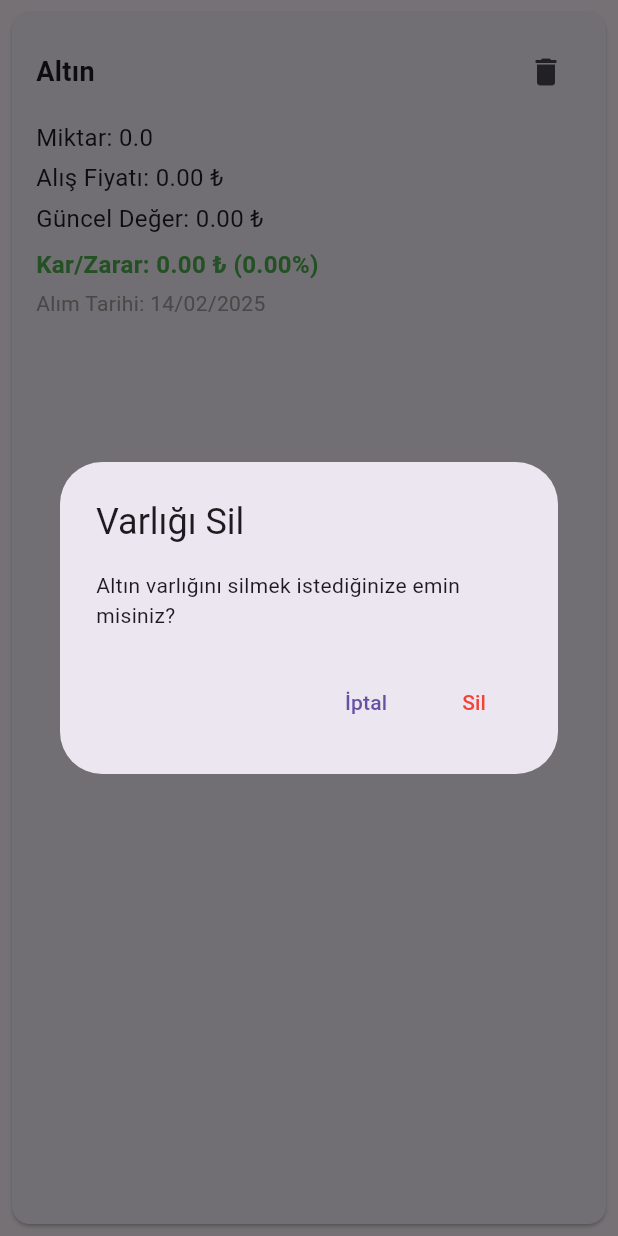
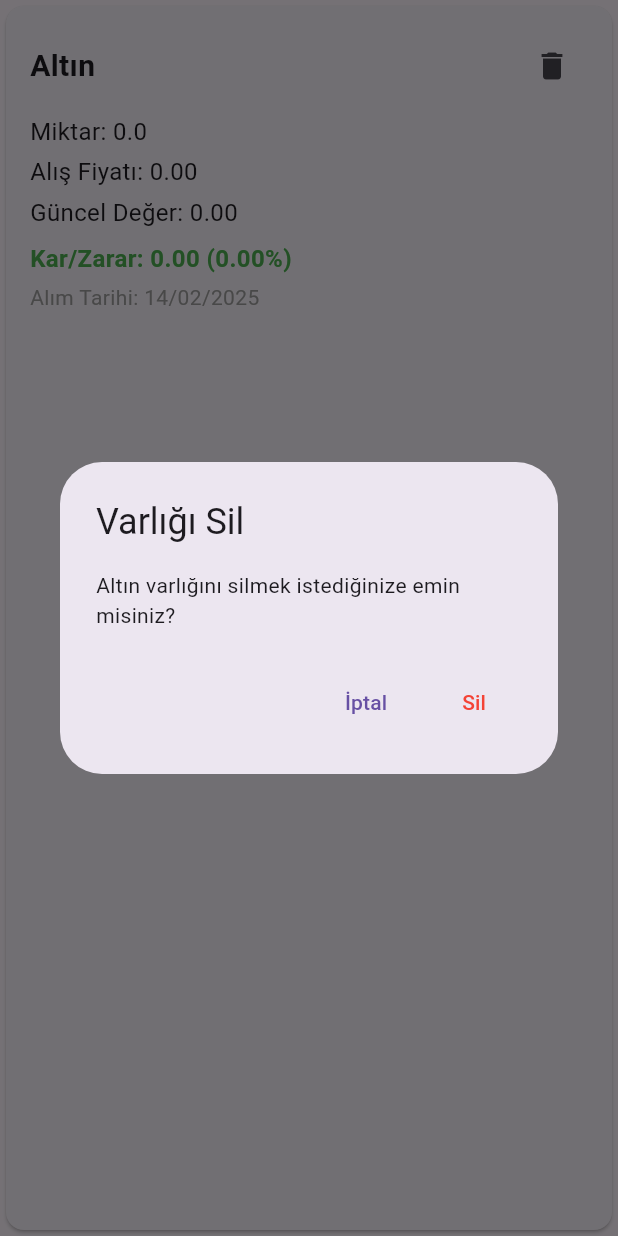
Before and after one commit to ErenBal1/AssetTracker, a Flutter app: the AssetCard widget shown alone on an empty page, opened directly with empty values, after a tap on the "delete" icon, on a phone screen of 412 x 824 dp. Run offline on Flutter 3.47's test engine with Material 3 defaults, Android fonts, the phone set to English and light mode, and no system bars; our stand-ins replace cloud_firestore, equatable, firebase_auth, firebase_core, flutter_bloc; accounts and stored records are empty; generated files the repository leaves out were written again.

Commit message:
add asset card components and improve error handling in MyAssetsView

```diff
--- a/asset_tracker_app/lib/localization/strings.dart
+++ b/asset_tracker_app/lib/localization/strings.dart
@@ -130,4 +130,23 @@ class LocalStrings {
   static const pleaseSelectDate = 'Lütfen bir tarih seçin';
   static const assetAddedSuccessfully = 'Varlık başarıyla eklendi';
   static const errorOccurred = 'Hata oluştu: ';
+  static const smthWentWrongError =
+      "Bir şeyler yanlış gitti. Lütfen daha sonra tekrar deneyin.";
+  static const unableToLoadAssetsError =
+      "Varlıklar yüklenemiyor. Lütfen tekrar deneyin.";
+  static const noAssetsAddedYet = 'Henüz varlık eklenmedi.';
+
+  //my_assets_card
+  static const amount = 'Miktar: ';
+  static const purchasePrice = 'Alış Fiyatı: ';
+  static const purchaseDateLabel = 'Alım Tarihi: ';
+  static const deleteAsset = 'Varlığı Sil';
+  static const deleteAssetConfirmation =
+      ' varlığını silmek istediğinize emin misiniz?';
+  static const cancel = 'İptal';
+  static const assetDeletedSuccessfully = 'Varlık başarıyla silindi';
+  static const assetCurrentValue = "Güncel Değer: ";
+  static const profitLoss = 'Kar/Zarar: ';
+  static const deleteAssetFailed = 'Varlık silme başarısız: ';
+  static const delete = 'Sil';
 }
--- a/asset_tracker_app/lib/utils/constants/theme/constant_gap_sizes.dart
+++ b/asset_tracker_app/lib/utils/constants/theme/constant_gap_sizes.dart
@@ -2,6 +2,7 @@ import 'package:asset_tracker_app/utils/constants/theme/constant_sizes.dart';
 import 'package:flutter/material.dart';
 
 class GapSize extends SizedBox {
+  const GapSize.xxs({super.key}) : super(height: ConstantSizes.gapXXS);
   const GapSize.extraSmall({super.key})
       : super(height: ConstantSizes.gapExtraSmall);
 
--- a/asset_tracker_app/lib/utils/constants/theme/constant_sizes.dart
+++ b/asset_tracker_app/lib/utils/constants/theme/constant_sizes.dart
@@ -41,6 +41,10 @@ class ConstantSizes {
 
   ///Sizedbox gap sizes
   ///
+  ///
+  /// 4.0
+  static const double gapXXS = 4.0;
+
   ///8.0
   static const double gapExtraSmall = 8.0;
 
--- a/asset_tracker_app/lib/utils/constants/theme/constant_text_styles.dart
+++ b/asset_tracker_app/lib/utils/constants/theme/constant_text_styles.dart
@@ -36,4 +36,19 @@ class ConstantTextStyles {
 
   static const TextStyle priceText = TextStyle(fontWeight: FontWeight.w500);
   static const TextStyle assetText = TextStyle(fontWeight: FontWeight.bold);
+
+  // My Assets View
+  static const TextStyle assetNameLabel = TextStyle(
+    fontSize: ConstantSizes.textXL,
+    fontWeight: FontWeight.bold,
+  );
+
+  static const TextStyle assetCardInfoTexts = TextStyle(
+    fontSize: ConstantSizes.textLarge,
+  );
+
+  static const TextStyle assetCardPurchaseDateText = TextStyle(
+    fontSize: ConstantSizes.textMedium,
+    color: Colors.grey,
+  );
 }
--- a/asset_tracker_app/lib/view/my_assets_view.dart
+++ b/asset_tracker_app/lib/view/my_assets_view.dart
@@ -24,10 +24,18 @@ class _MyAssetsViewState extends State<MyAssetsView> with MyAssetsViewMixin {
         builder: (context, haremAltinState) {
           if (haremAltinState is HaremAltinDataLoaded) {
             return MyAssetsCardListView(haremAltinState: haremAltinState);
+          } else if (haremAltinState is HaremAltinDataLoading) {
+            return const Center(
+              child: CircularProgressIndicator(),
+            );
+          } else if (haremAltinState is HaremAltinError) {
+            return const Center(
+              child: Text(LocalStrings.unableToLoadAssetsError),
+            );
           }
 
           return const Center(
-            child: Text("burda sıkıntı var 2."),
+            child: Text(LocalStrings.smthWentWrongError),
           );
         },
       ),
--- /dev/null
+++ b/asset_tracker_app/lib/widgets/my_assets_view/asset_card/asset_card_info_text.dart
@@ -0,0 +1,19 @@
+import 'package:asset_tracker_app/utils/constants/theme/constant_text_styles.dart';
+import 'package:flutter/material.dart';
+
+class AssetCardInfoText extends StatelessWidget {
+  const AssetCardInfoText({
+    super.key,
+    required this.text,
+  });
+
+  final String text;
+
+  @override
+  Widget build(BuildContext context) {
+    return Text(
+      text,
+      style: ConstantTextStyles.assetCardInfoTexts,
+    );
+  }
+}
--- /dev/null
+++ b/asset_tracker_app/lib/widgets/my_assets_view/asset_card/asset_name_label.dart
@@ -0,0 +1,20 @@
+import 'package:asset_tracker_app/models/user_asset.dart';
+import 'package:asset_tracker_app/utils/constants/theme/constant_text_styles.dart';
+import 'package:flutter/material.dart';
+
+class AssetNameLabel extends StatelessWidget {
+  const AssetNameLabel({
+    super.key,
+    required this.asset,
+  });
+
+  final UserAsset asset;
+
+  @override
+  Widget build(BuildContext context) {
+    return Text(
+      asset.type.displayName,
+      style: ConstantTextStyles.assetNameLabel,
+    );
+  }
+}
--- /dev/null
+++ b/asset_tracker_app/lib/widgets/my_assets_view/asset_card/delete_asset_button.dart
@@ -0,0 +1,25 @@
+import 'package:asset_tracker_app/models/user_asset.dart';
+import 'package:asset_tracker_app/widgets/my_assets_view/asset_card/delete_button_alert_dialog.dart';
+import 'package:flutter/material.dart';
+
+class DeleteAssetButton extends StatelessWidget {
+  const DeleteAssetButton({
+    super.key,
+    required this.asset,
+  });
+
+  final UserAsset asset;
+
+  @override
+  Widget build(BuildContext context) {
+    return IconButton(
+      icon: const Icon(Icons.delete),
+      onPressed: () {
+        showDialog(
+          context: context,
+          builder: (context) => DeleteButtonAlertDialog(asset: asset),
+        );
+      },
+    );
+  }
+}
--- /dev/null
+++ b/asset_tracker_app/lib/widgets/my_assets_view/asset_card/delete_button_alert_dialog.dart
@@ -0,0 +1,54 @@
+import 'package:asset_tracker_app/localization/strings.dart';
+import 'package:asset_tracker_app/models/user_asset.dart';
+import 'package:asset_tracker_app/repositories/user_asset_repository.dart';
+import 'package:flutter/material.dart';
+import 'package:flutter_bloc/flutter_bloc.dart';
+
+class DeleteButtonAlertDialog extends StatelessWidget {
+  const DeleteButtonAlertDialog({
+    super.key,
+    required this.asset,
+  });
+
+  final UserAsset asset;
+
+  @override
+  Widget build(BuildContext context) {
+    return AlertDialog(
+      title: const Text(LocalStrings.deleteAsset),
+      content:
+          Text(asset.type.displayName + LocalStrings.deleteAssetConfirmation),
+      actions: [
+        //Cancel Button
+        TextButton(
+          onPressed: () => Navigator.pop(context),
+          child: const Text(LocalStrings.cancel),
+        ),
+        //Delete Button
+        TextButton(
+          onPressed: () async {
+            Navigator.pop(context);
+            try {
+              if (!context.mounted) return;
+              await context.read<UserAssetRepository>().deleteAsset(asset.id);
+              if (!context.mounted) return;
+              ScaffoldMessenger.of(context).showSnackBar(
+                const SnackBar(
+                    content: Text(LocalStrings.assetDeletedSuccessfully)),
+              );
+            } catch (e) {
+              if (!context.mounted) return;
+              ScaffoldMessenger.of(context).showSnackBar(
+                SnackBar(
+                    content:
+                        Text(LocalStrings.deleteAssetFailed + e.toString())),
+              );
+            }
+          },
+          style: TextButton.styleFrom(foregroundColor: Colors.red),
+          child: const Text(LocalStrings.delete),
+        ),
+      ],
+    );
+  }
+}
--- /dev/null
+++ b/asset_tracker_app/lib/widgets/my_assets_view/asset_card/profit_loss_text_widget.dart
@@ -0,0 +1,14 @@
+import 'package:asset_tracker_app/localization/strings.dart';
+import 'package:asset_tracker_app/utils/constants/theme/constant_sizes.dart';
+import 'package:flutter/material.dart';
+
+Widget profitLossTextWidget(double profitLoss, double profitLossPercentage) {
+  return Text(
+    '${LocalStrings.profitLoss}${profitLoss.toStringAsFixed(2)} (${profitLossPercentage.toStringAsFixed(2)}%)',
+    style: TextStyle(
+      fontSize: ConstantSizes.textLarge,
+      fontWeight: FontWeight.bold,
+      color: profitLoss >= 0 ? Colors.green : Colors.red,
+    ),
+  );
+}
--- /dev/null
+++ b/asset_tracker_app/lib/widgets/my_assets_view/asset_card/purchase_date_widget.dart
@@ -0,0 +1,22 @@
+import 'package:asset_tracker_app/localization/strings.dart';
+import 'package:asset_tracker_app/models/user_asset.dart';
+import 'package:asset_tracker_app/utils/constants/theme/constant_text_styles.dart';
+import 'package:flutter/material.dart';
+import 'package:intl/intl.dart';
+
+class PurchaseDateWidget extends StatelessWidget {
+  const PurchaseDateWidget({
+    super.key,
+    required this.asset,
+  });
+
+  final UserAsset asset;
+
+  @override
+  Widget build(BuildContext context) {
+    return Text(
+        LocalStrings.purchaseDateLabel +
+            DateFormat('dd/MM/yyyy').format(asset.purchaseDate),
+        style: ConstantTextStyles.assetCardPurchaseDateText);
+  }
+}
--- a/asset_tracker_app/lib/widgets/my_assets_view/my_assets_card.dart
+++ b/asset_tracker_app/lib/widgets/my_assets_view/my_assets_card.dart
@@ -1,8 +1,13 @@
+import 'package:asset_tracker_app/localization/strings.dart';
 import 'package:asset_tracker_app/models/user_asset.dart';
-import 'package:asset_tracker_app/repositories/user_asset_repository.dart';
+import 'package:asset_tracker_app/utils/constants/theme/constant_gap_sizes.dart';
+import 'package:asset_tracker_app/utils/constants/theme/constant_paddings.dart';
+import 'package:asset_tracker_app/widgets/my_assets_view/asset_card/asset_card_info_text.dart';
+import 'package:asset_tracker_app/widgets/my_assets_view/asset_card/asset_name_label.dart';
+import 'package:asset_tracker_app/widgets/my_assets_view/asset_card/delete_asset_button.dart';
+import 'package:asset_tracker_app/widgets/my_assets_view/asset_card/profit_loss_text_widget.dart';
+import 'package:asset_tracker_app/widgets/my_assets_view/asset_card/purchase_date_widget.dart';
 import 'package:flutter/material.dart';
-import 'package:flutter_bloc/flutter_bloc.dart';
-import 'package:intl/intl.dart';
 
 class AssetCard extends StatelessWidget {
   const AssetCard({
@@ -21,111 +26,35 @@ class AssetCard extends StatelessWidget {
   @override
   Widget build(BuildContext context) {
     return Card(
-      margin: const EdgeInsets.all(8),
       child: Padding(
-        padding: const EdgeInsets.all(16),
+        padding: ConstantPaddings.allM,
         child: Column(
           crossAxisAlignment: CrossAxisAlignment.start,
           children: [
             Row(
               mainAxisAlignment: MainAxisAlignment.spaceBetween,
               children: [
-                Text(
-                  asset.type.displayName,
-                  style: const TextStyle(
-                    fontSize: 18,
-                    fontWeight: FontWeight.bold,
-                  ),
-                ),
-                IconButton(
-                  icon: const Icon(Icons.delete),
-                  onPressed: () {
-                    showDialog(
-                      context: context,
-                      builder: (context) => AlertDialog(
-                        title: const Text('Varlığı Sil'),
-                        content: Text(
-                            '${asset.type.displayName} varlığını silmek istediğinize emin misiniz?'),
-                        actions: [
-                          TextButton(
-                            onPressed: () => Navigator.pop(context),
-                            child: const Text('İptal'),
-                          ),
-                          TextButton(
-                            onPressed: () async {
-                              // Önce dialog'u kapat
-                              Navigator.pop(context);
-
-                              try {
-                                // BuildContext'i kontrol et
-                                if (!context.mounted) return;
-
-                                await context
-                                    .read<UserAssetRepository>()
-                                    .deleteAsset(asset.id);
-
-                                // BuildContext'i tekrar kontrol et
-                                if (!context.mounted) return;
-
-                                ScaffoldMessenger.of(context).showSnackBar(
-                                  const SnackBar(
-                                      content:
-                                          Text('Varlık başarıyla silindi')),
-                                );
-                              } catch (e) {
-                                // BuildContext'i kontrol et
-                                if (!context.mounted) return;
-
-                                ScaffoldMessenger.of(context).showSnackBar(
-                                  SnackBar(
-                                      content:
-                                          Text('Silme işlemi başarısız: $e')),
-                                );
-                              }
-                            },
-                            style: TextButton.styleFrom(
-                                foregroundColor: Colors.red),
-                            child: const Text('Sil'),
-                          ),
-                        ],
-                      ),
-                    );
-                  },
-                ),
+                AssetNameLabel(asset: asset),
+                DeleteAssetButton(asset: asset),
               ],
             ),
-            const SizedBox(height: 8),
-            Text(
-              'Miktar: ${asset.amount}',
-              style: const TextStyle(fontSize: 16),
+            const GapSize.extraSmall(),
+            AssetCardInfoText(
+                text: LocalStrings.amount + asset.amount.toString()),
+            const GapSize.xxs(),
+            AssetCardInfoText(
+              text: LocalStrings.purchasePrice +
+                  asset.purchasePrice.toStringAsFixed(2),
             ),
-            const SizedBox(height: 4),
-            Text(
-              'Alış Fiyatı: ${asset.purchasePrice.toStringAsFixed(2)} ₺',
-              style: const TextStyle(fontSize: 16),
+            const GapSize.xxs(),
+            AssetCardInfoText(
+              text: LocalStrings.assetCurrentValue +
+                  currentValue.toStringAsFixed(2),
             ),
-            const SizedBox(height: 4),
-            Text(
-              'Güncel Değer: ${currentValue.toStringAsFixed(2)} ₺',
-              style: const TextStyle(fontSize: 16),
-            ),
-            const SizedBox(height: 8),
-            Text(
-              'Kar/Zarar: ${profitLoss.toStringAsFixed(2)} ₺ (${profitLossPercentage.toStringAsFixed(2)}%)',
-              style: TextStyle(
-                fontSize: 16,
-                fontWeight: FontWeight.bold,
-                color: profitLoss >= 0 ? Colors.green : Colors.red,
-              ),
-            ),
-            const SizedBox(height: 4),
-            Text(
-              'Alım Tarihi: ${DateFormat('dd/MM/yyyy').format(asset.purchaseDate)}',
-              style: const TextStyle(
-                fontSize: 14,
-                color: Colors.grey,
-              ),
-            ),
+            const GapSize.extraSmall(),
+            profitLossTextWidget(profitLoss, profitLossPercentage),
+            const GapSize.xxs(),
+            PurchaseDateWidget(asset: asset),
           ],
         ),
       ),
--- a/asset_tracker_app/lib/widgets/my_assets_view/my_assets_card_listview.dart
+++ b/asset_tracker_app/lib/widgets/my_assets_view/my_assets_card_listview.dart
@@ -1,8 +1,9 @@
 import 'package:asset_tracker_app/bloc/harem_altin_service/harem_altin_state.dart';
+import 'package:asset_tracker_app/localization/strings.dart';
 import 'package:asset_tracker_app/models/user_asset.dart';
 import 'package:asset_tracker_app/repositories/user_asset_repository.dart';
 import 'package:asset_tracker_app/widgets/my_assets_view/my_assets_card.dart';
-import 'package:flutter/widgets.dart';
+import 'package:flutter/material.dart';
 import 'package:flutter_bloc/flutter_bloc.dart';
 
 class MyAssetsCardListView extends StatelessWidget {
@@ -19,20 +20,20 @@ class MyAssetsCardListView extends StatelessWidget {
       builder: (context, snapshot) {
         if (snapshot.hasError) {
           return Center(
-            child: Text('Hata: ${snapshot.error}'),
+            child: Text(LocalStrings.errorOccurred + snapshot.error.toString()),
           );
         }
 
         if (!snapshot.hasData) {
           return const Center(
-            child: Text("burda sıkıntı var 1."),
+            child: CircularProgressIndicator(),
           );
         }
 
         final assets = snapshot.data!;
         if (assets.isEmpty) {
           return const Center(
-            child: Text('Henüz varlık eklemediniz.'),
+            child: Text(LocalStrings.noAssetsAddedYet),
           );
         }
 
```
